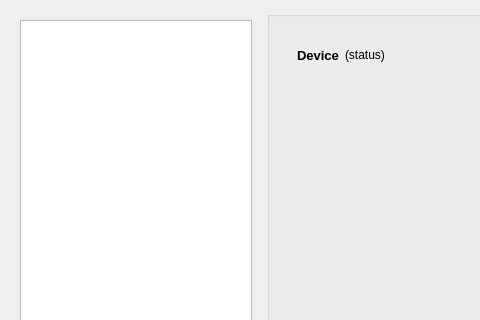
Above: kcm/kcm.ui from KDE/kdeconnect-kde before the change; both pictures show x 0 to 480 and y 0 to 320 of the 949 by 528 pixel window. Below: the same form after it.
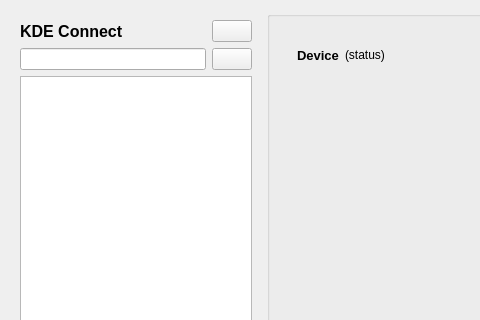
That is the form after the change. Icons and pictures are not drawn. Custom widgets are drawn as their Qt base class.

Diff of the .ui file:
```diff
--- a/kcm/kcm.ui
+++ b/kcm/kcm.ui
@@ -32,6 +32,71 @@
       </size>
      </property>
      <layout class="QVBoxLayout" name="verticalLayout">
+      <item>
+       <layout class="QHBoxLayout" name="rename_group_2">
+        <item>
+         <widget class="QLabel" name="rename_label">
+          <property name="font">
+           <font>
+            <pointsize>12</pointsize>
+            <weight>75</weight>
+            <bold>true</bold>
+           </font>
+          </property>
+          <property name="text">
+           <string>KDE Connect</string>
+          </property>
+          <property name="textFormat">
+           <enum>Qt::PlainText</enum>
+          </property>
+         </widget>
+        </item>
+        <item>
+         <spacer name="horizontalSpacer_2">
+          <property name="orientation">
+           <enum>Qt::Horizontal</enum>
+          </property>
+          <property name="sizeHint" stdset="0">
+           <size>
+            <width>40</width>
+            <height>0</height>
+           </size>
+          </property>
+         </spacer>
+        </item>
+        <item>
+         <widget class="QPushButton" name="renameShow_button">
+          <property name="text">
+           <string/>
+          </property>
+          <property name="icon">
+           <iconset theme="edit-rename"/>
+          </property>
+         </widget>
+        </item>
+       </layout>
+      </item>
+      <item>
+       <layout class="QHBoxLayout" name="rename_group">
+        <item>
+         <widget class="QLineEdit" name="rename_edit">
+          <property name="maxLength">
+           <number>64</number>
+          </property>
+         </widget>
+        </item>
+        <item>
+         <widget class="QPushButton" name="renameDone_button">
+          <property name="text">
+           <string/>
+          </property>
+          <property name="icon">
+           <iconset theme="dialog-ok"/>
+          </property>
+         </widget>
+        </item>
+       </layout>
+      </item>
       <item>
        <widget class="QListView" name="deviceList"/>
       </item>
```
